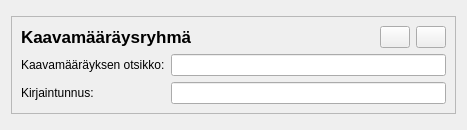
First picture: the form in arho_feature_template/gui/components/plan_regulation_group_widget.ui, repository GispoCoding/arho-qgis-plugin, before the edit.
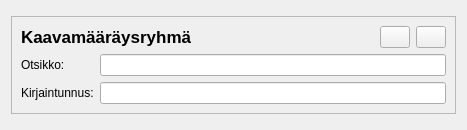
Second picture: the form after the edit.

```diff
--- a/arho_feature_template/gui/components/plan_regulation_group_widget.ui
+++ b/arho_feature_template/gui/components/plan_regulation_group_widget.ui
@@ -143,7 +143,7 @@
            </font>
           </property>
           <property name="text">
-           <string>Kaavamääräyksen otsikko:</string>
+           <string>Otsikko:</string>
           </property>
          </widget>
         </item>
```
